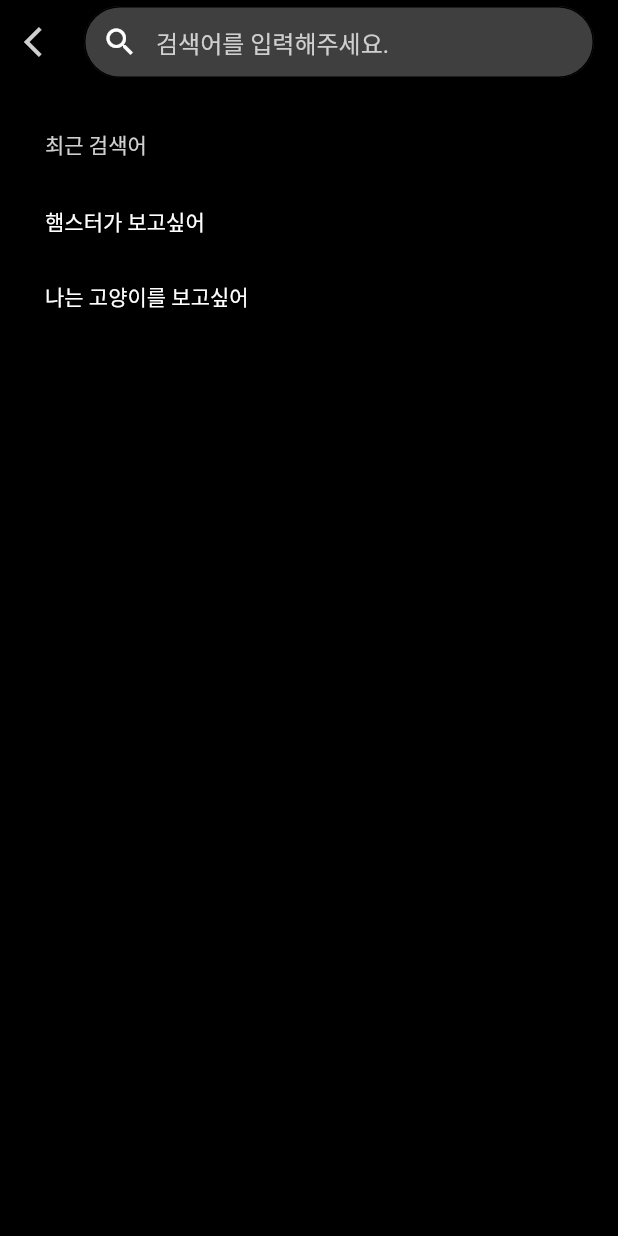
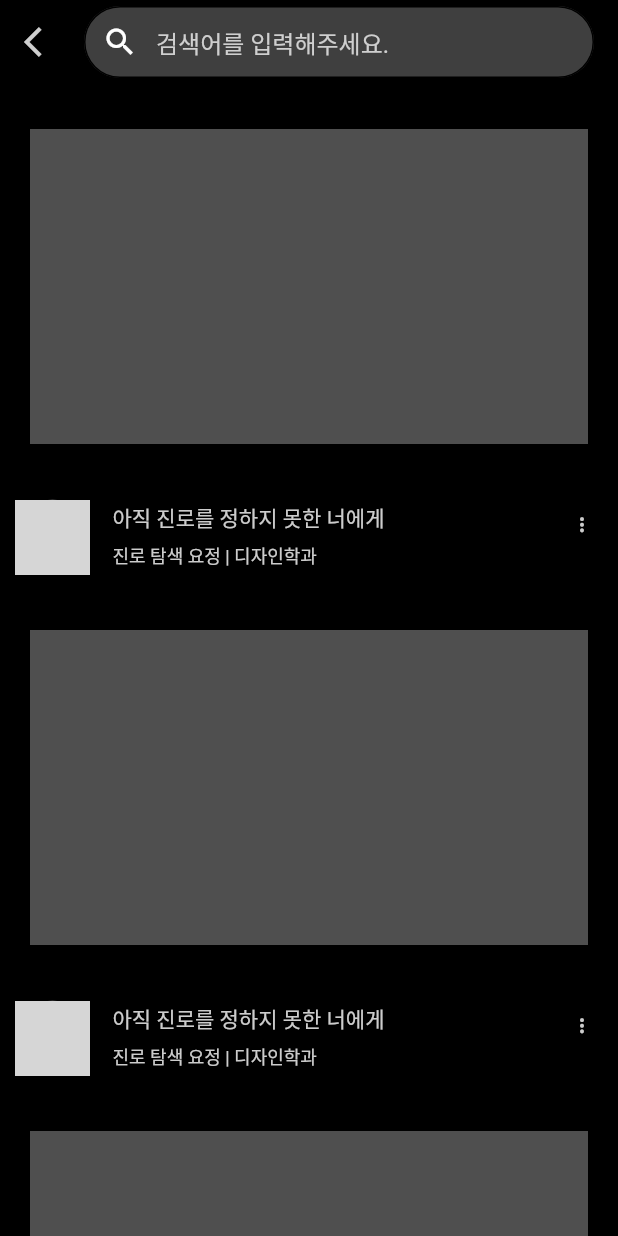
Before and after one commit to hdddhdd/BrainYoung, a Flutter app: the screen it shows after launch, on a phone screen of 412 x 824 dp. Run offline on Flutter 3.47's test engine with Material 2 defaults, Android fonts, the phone set to English and light mode, and no system bars; our stand-ins replace easy_search_bar, get, image_picker, video_player, youtube_player_iframe; missing offline and left inert: customtogglebuttons; network calls fail; grey boxes are pictures that could not be loaded.

Commit message:
search result page

```diff
--- a/lib/main.dart
+++ b/lib/main.dart
@@ -3,7 +3,9 @@ import 'package:brainyoung_mvp/pages/aboutyou_page.dart';
 import 'package:brainyoung_mvp/pages/image_page_test.dart';
 import 'package:brainyoung_mvp/pages/menu_page.dart';
 import 'package:brainyoung_mvp/pages/search.dart';
+import 'package:brainyoung_mvp/pages/search_result.dart';
 import 'package:brainyoung_mvp/pages/splash.dart';
+import 'package:brainyoung_mvp/pages/ingeupdong_page.dart';
 import 'package:flutter/material.dart';
 import 'package:flutter_localizations/flutter_localizations.dart';
 import 'package:get/route_manager.dart';
@@ -33,7 +35,7 @@ class MyApp extends StatelessWidget {
       title: 'Flutter Demo',
 
       // home: MainMenuPage(),
-      home: SearchPage(),
+      home: SearchResultPage(),
     );
   }
 }
--- /dev/null
+++ b/lib/pages/search_result.dart
@@ -0,0 +1,80 @@
+import 'package:brainyoung_mvp/pages/aboutyou_page.dart';
+import 'package:brainyoung_mvp/pages/video_widget.dart';
+import 'package:flutter/material.dart';
+import 'package:flutter/services.dart';
+import 'package:youtube_player_iframe/youtube_player_iframe.dart';
+
+import 'package:easy_search_bar/easy_search_bar.dart';
+
+void main() {
+  runApp(const SearchResultPage());
+}
+
+
+
+class SearchResultPage extends StatefulWidget {
+  const SearchResultPage({Key? key}) : super(key: key);
+
+  @override
+  State<SearchResultPage> createState() => _SearchResultPageState();
+}
+
+class _SearchResultPageState extends State<SearchResultPage> {
+  String searchValue = '';
+  final List<String> _suggestions = ['Afeganistan', 'Albania', 'Algeria', 'Australia', 'Brazil', 'German', 'Madagascar', 'Mozambique', 'Portugal', 'Zambia'];
+
+
+
+  @override
+  Widget build(BuildContext context) {
+   return MaterialApp(
+    title: 'Example',
+      theme: ThemeData(
+
+      ),
+      home: Scaffold(
+        backgroundColor: Colors.black,
+        appBar: AppBar(
+          systemOverlayStyle: SystemUiOverlayStyle(
+           statusBarBrightness: Brightness.light,
+          ),
+          backgroundColor: Colors.black,
+          elevation: 0,
+          title: GestureDetector(
+            onTap: () {
+              FocusScope.of(context).unfocus();
+            },
+            child: Container(
+              child: TextField(
+                style: TextStyle(color: Color.fromARGB(255, 207, 207, 207)),
+                decoration: InputDecoration(
+                  icon: Icon(Icons.arrow_back_ios, color: Color.fromARGB(255, 207, 207, 207)),
+                  prefixIcon: Icon(Icons.search,color: Colors.white,),
+                  filled: true,
+                          fillColor: Color.fromARGB(255, 63, 63, 63),
+                  enabledBorder: OutlineInputBorder(
+                          borderRadius: BorderRadius.circular(100)
+                          ),
+                  focusedBorder: OutlineInputBorder(
+                    borderRadius: BorderRadius.circular(100)
+                  ),
+                  hintText: '검색어를 입력해주세요.',
+                  hintStyle: TextStyle(color: Color.fromARGB(255, 207, 207, 207)),
+                  contentPadding: EdgeInsets.symmetric(vertical: 10, horizontal: 20),
+                ),
+              ),
+            ),
+          ),
+        ),
+        body:SingleChildScrollView(
+          child: GestureDetector(
+            onTap: (){
+              FocusScope.of(context).unfocus();
+            },
+            child: VideoWidget(),
+          ),
+        ),
+      )
+   );
+  }
+}
--- /dev/null
+++ b/lib/pages/video_widget.dart
@@ -0,0 +1,101 @@
+import 'package:flutter/material.dart';
+import 'package:get/get.dart';
+
+class VideoWidget extends StatelessWidget {
+  const VideoWidget({Key? key}) : super(key: key);
+
+  Widget _thumbnail() {
+    return Container(
+      height: 250,
+      color: Colors.black,
+      child: Container(
+
+        margin: EdgeInsets.all(20),
+        color: Colors.grey.withOpacity(0.5),
+      )
+    );
+  }
+
+  Widget _simpleDetailInfo() {
+    return Container(
+      padding: const EdgeInsets.only(left: 10,bottom: 10),
+      child:
+      Row(children: [
+        Container(
+          padding: const EdgeInsets.only(top: 10),
+          child: CircleAvatar(
+            radius: 25,
+            backgroundColor: Colors.grey.withOpacity(0.5),
+            backgroundImage: Image.network(
+            "https://unsplash.com/ko/%EC%82%AC%EC%A7%84/adK3Vu70DEQ"
+            ).image,
+          ),
+        ),
+        SizedBox(width:15),
+        Expanded(
+          child: Column(
+            children: [
+              Container(
+                padding: const EdgeInsets.only(top:10, bottom:0) ,
+                child: Row(
+                  mainAxisAlignment: MainAxisAlignment.spaceBetween,
+                  children: [
+                    Text("아직 진로를 정하지 못한 너에게",
+                      style: TextStyle(
+                        height: 0.1,
+                        color: Colors.white.withOpacity(0.8),
+                      ),
+                    ),
+                    IconButton(
+                      icon: Icon(Icons.more_vert, size:15,
+                      color: Colors.white.withOpacity(0.8)),
+                      onPressed: () {},
+                    )
+                  ],
+                ),
+              ),
+              Container(
+                padding: const EdgeInsets.only(top:0, bottom:15),
+                child: Row(
+                  children: [
+                    Text(
+                      "진로 탐색 요정",
+                      style: TextStyle(
+                        height: 0.1,
+                        fontSize: 12,
+                        color: Colors.white.withOpacity(0.8),
+                      ),
+                    ),
+                    Text(
+                      " | 디자인학과",
+                      style: TextStyle(
+                        height: 0.1,
+                        fontSize: 12,
+                        color: Colors.white.withOpacity(0.8),
+                      ),
+                    )
+                ],),
+              )
+            ]),
+        ),
+      ],)
+    );
+  }
+
+  Widget build(BuildContext context) {
+    return Container(
+      child: Column(
+        children: [
+          SizedBox(height: 10,),
+          _thumbnail(),
+          _simpleDetailInfo(),
+          _thumbnail(),
+          _simpleDetailInfo(),
+          _thumbnail(),
+          _simpleDetailInfo(),
+          _thumbnail(),
+          _simpleDetailInfo(),
+        ],)
+    );
+  }
+}
```
Also changed, not shown: lib/pages/search.dart (+72 -14 lines), search_screen.png (added).
